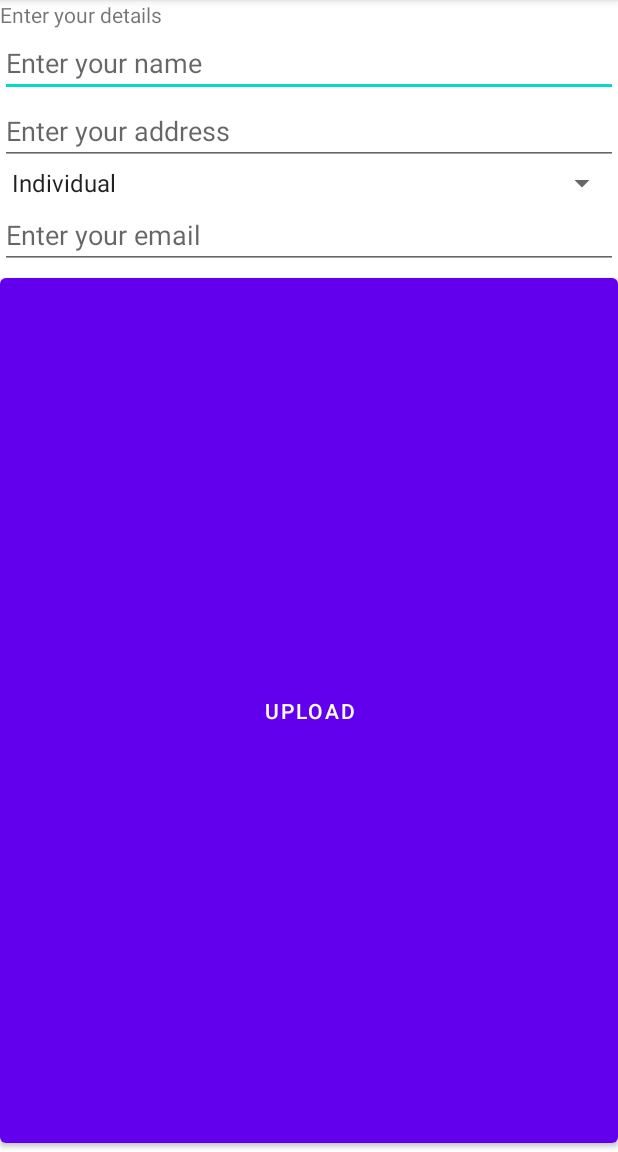
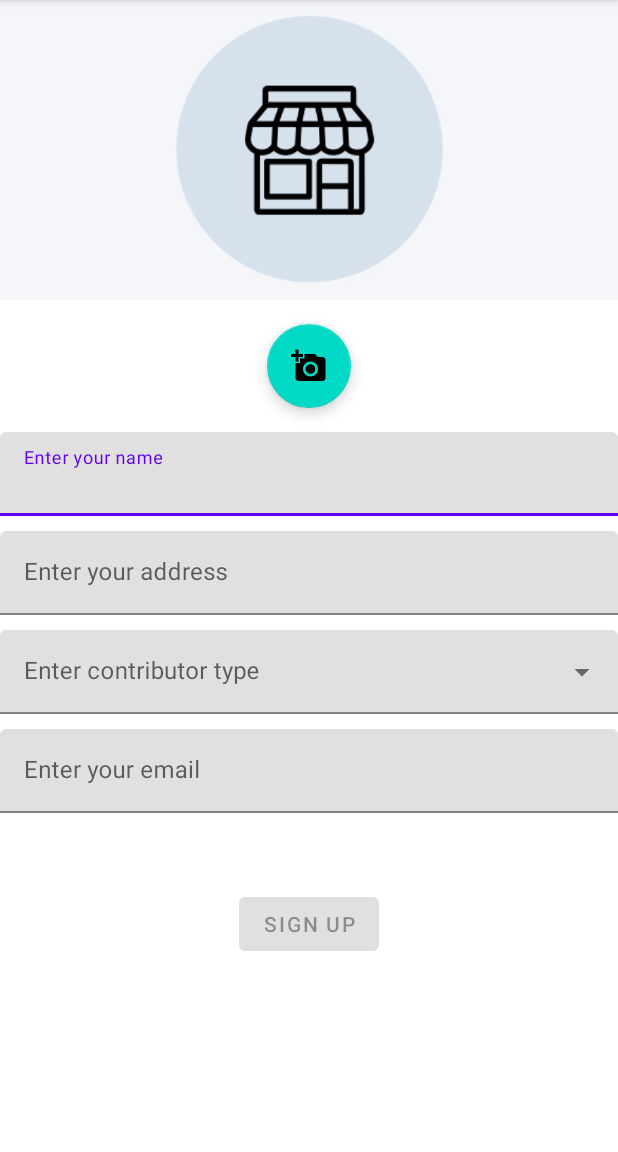
Before and after one commit to varadpanch/food4good_contributor, an Android app: the ContributerDetails screen opened directly, with no data from a screen before it, on a phone screen of 412 x 824 dp, the part 84-1236 px from its top. Run offline under Robolectric (Android 15) with nearby library versions, the phone set to English and light mode, and no system bars; our stand-ins replace Firebase (no records; nobody signed in at launch, a user with empty details on screens opened directly).

Commit message:
Signup UI

```diff
--- a/app/build.gradle
+++ b/app/build.gradle
@@ -45,5 +45,6 @@ dependencies {
     androidTestImplementation 'androidx.test.espresso:espresso-core:3.4.0'
     implementation 'com.google.android.material:material:1.2.1'
     implementation "androidx.cardview:cardview:1.0.0"
+    implementation 'com.google.android.material:material:1.5.0'
 
 }
--- a/app/src/main/AndroidManifest.xml
+++ b/app/src/main/AndroidManifest.xml
@@ -12,6 +12,9 @@
         android:roundIcon="@mipmap/ic_launcher_round"
         android:supportsRtl="true"
         android:theme="@style/Theme.My_Application">
+        <activity
+            android:name=".RewardDetails"
+            android:exported="false" />
         <activity
             android:name=".GenuineRating"
             android:exported="false" />
--- a/app/src/main/java/com/example/my_application/ContributerDetails.java
+++ b/app/src/main/java/com/example/my_application/ContributerDetails.java
@@ -15,8 +15,10 @@ import android.util.Log;
 import android.view.View;
 import android.widget.AdapterView;
 import android.widget.ArrayAdapter;
+import android.widget.AutoCompleteTextView;
 import android.widget.Button;
 import android.widget.EditText;
+import android.widget.ImageView;
 import android.widget.Spinner;
 import android.widget.Toast;
 
@@ -24,6 +26,8 @@ import com.google.android.gms.tasks.OnCompleteListener;
 import com.google.android.gms.tasks.OnFailureListener;
 import com.google.android.gms.tasks.OnSuccessListener;
 import com.google.android.gms.tasks.Task;
+import com.google.android.material.floatingactionbutton.FloatingActionButton;
+import com.google.android.material.textfield.TextInputEditText;
 import com.google.firebase.firestore.CollectionReference;
 import com.google.firebase.firestore.EventListener;
 import com.google.firebase.firestore.FirebaseFirestore;
@@ -42,11 +46,10 @@ import java.util.UUID;
 public class ContributerDetails extends AppCompatActivity {
 
     private Button signUp;
-    private EditText etName;
-    private EditText etEmail;
-    private EditText etAddress;
-    private Spinner spnTypes;
-    private Button upload;
+    private TextInputEditText  etName, etEmail, etAddress;
+    private AutoCompleteTextView spnTypes;
+    private FloatingActionButton upload;
+    private ImageView imageView;
 
     LocationManager locationManager;
     String id = "";
@@ -86,8 +89,10 @@ public class ContributerDetails extends AppCompatActivity {
         spnTypes = findViewById(R.id.spnTypes);
         upload = findViewById(R.id.btnUpload);
         signUp = findViewById(R.id.btnSignUp);
+        imageView = findViewById(R.id.imageView);
 
-        signUp.setVisibility(View.GONE);
+        //signUp.setVisibility(View.GONE);
+        signUp.setEnabled(false);
 
 
         //Getting this value from intent
@@ -285,7 +290,7 @@ public class ContributerDetails extends AppCompatActivity {
                                                     String fileLink = task.getResult().toString();
 
                                                     Log.d("Firestorage url",fileLink);
-                                                    signUp.setVisibility(View.VISIBLE);
+                                                    signUp.setEnabled(true);
                                                     imageUrl = fileLink;
                                                     progressDialog.dismiss();
 
@@ -386,7 +391,7 @@ public class ContributerDetails extends AppCompatActivity {
 
                 Log.d("Firestorage url","just clicked button after select");
                 uploadImage();
-                //imageView.setImageBitmap(bitmap);
+                imageView.setImageBitmap(bitmap);
             }
 
             catch (IOException e) {
--- a/app/src/main/java/com/example/my_application/ContributorDashboard.java
+++ b/app/src/main/java/com/example/my_application/ContributorDashboard.java
@@ -36,6 +36,9 @@ public class ContributorDashboard extends AppCompatActivity {
         rewards.setOnClickListener(new View.OnClickListener() {
             @Override
             public void onClick(View view) {
+                Intent intent = new Intent(ContributorDashboard.this, RewardDetails.class);
+                startActivity(intent);
+                finish();
 
             }
         });
--- a/app/src/main/java/com/example/my_application/ContributorOrders.java
+++ b/app/src/main/java/com/example/my_application/ContributorOrders.java
@@ -12,6 +12,7 @@ import android.widget.Toast;
 
 import com.google.android.gms.tasks.OnFailureListener;
 import com.google.android.gms.tasks.OnSuccessListener;
+import com.google.firebase.auth.FirebaseAuth;
 import com.google.firebase.firestore.CollectionReference;
 import com.google.firebase.firestore.EventListener;
 import com.google.firebase.firestore.FirebaseFirestore;
@@ -27,6 +28,7 @@ public class ContributorOrders extends AppCompatActivity {
     //Firebase database
     FirebaseFirestore db = FirebaseFirestore.getInstance();
     CollectionReference conRef = db.collection("Order");
+    String id = FirebaseAuth.getInstance().getCurrentUser().getUid();
 
     ArrayList<Order> alOrders;
 
@@ -90,7 +92,7 @@ public class ContributorOrders extends AppCompatActivity {
         rvContributorOrders.setLayoutManager(new LinearLayoutManager(ContributorOrders.this));
 
         Log.d("Orders","Inside onStart");
-        conRef.whereEqualTo("status","open").addSnapshotListener(this, new EventListener<QuerySnapshot>() {
+        conRef.whereEqualTo("status","open").whereEqualTo("c_id",id).addSnapshotListener(this, new EventListener<QuerySnapshot>() {
             @Override
             public void onEvent(@Nullable QuerySnapshot value, @Nullable FirebaseFirestoreException error) {
                 if(error!=null){
--- /dev/null
+++ b/app/src/main/res/drawable/ic_baseline_add_a_photo_24.xml
@@ -0,0 +1,10 @@
+<vector xmlns:android="http://schemas.android.com/apk/res/android"
+    android:width="24dp"
+    android:height="24dp"
+    android:viewportWidth="24"
+    android:viewportHeight="24"
+    android:tint="?attr/colorControlNormal">
+  <path
+      android:fillColor="@android:color/white"
+      android:pathData="M3,4V1h2v3h3v2H5v3H3V6H0V4H3zM6,10V7h3V4h7l1.83,2H21c1.1,0 2,0.9 2,2v12c0,1.1 -0.9,2 -2,2H5c-1.1,0 -2,-0.9 -2,-2V10H6zM13,19c2.76,0 5,-2.24 5,-5s-2.24,-5 -5,-5s-5,2.24 -5,5S10.24,19 13,19zM9.8,14c0,1.77 1.43,3.2 3.2,3.2s3.2,-1.43 3.2,-3.2s-1.43,-3.2 -3.2,-3.2S9.8,12.23 9.8,14z"/>
+</vector>
--- a/app/src/main/res/layout/activity_contributer_details.xml
+++ b/app/src/main/res/layout/activity_contributer_details.xml
@@ -8,44 +8,92 @@
     android:orientation="vertical"
     tools:context=".ContributerDetails">
 
-  <TextView
+  <ImageView
+      android:id="@+id/imageView"
+      android:layout_width="match_parent"
+      android:layout_height="200dp"
+      android:src="@drawable/store"
+      android:scaleType="centerCrop" />
+
+    <com.google.android.material.floatingactionbutton.FloatingActionButton
+        android:id="@+id/btnUpload"
         android:layout_width="wrap_content"
         android:layout_height="wrap_content"
-      android:text="Enter your details" />
+        android:layout_gravity="bottom|center"
+        android:layout_margin="16dp"
+        android:contentDescription=""
+        app:srcCompat="@drawable/ic_baseline_add_a_photo_24" />
 
-  <EditText
+
+  <com.google.android.material.textfield.TextInputLayout
+
+      android:layout_width="match_parent"
+      android:layout_height="wrap_content"
+      android:hint="Enter your name">
+
+    <com.google.android.material.textfield.TextInputEditText
         android:id="@+id/etName"
-    android:hint="Enter your name"
         android:layout_width="match_parent"
-      android:layout_height="wrap_content"></EditText>
+        android:layout_height="wrap_content"
+        />
 
-  <EditText
+  </com.google.android.material.textfield.TextInputLayout>
+
+  <com.google.android.material.textfield.TextInputLayout
+
+      android:layout_width="match_parent"
+      android:layout_height="wrap_content"
+      android:hint="Enter your address"
+      android:layout_marginTop="10dp">
+
+    <com.google.android.material.textfield.TextInputEditText
         android:id="@+id/etAddress"
-      android:hint="Enter your address"
         android:layout_width="match_parent"
-      android:layout_height="wrap_content"></EditText>
-  <Spinner
+        android:layout_height="wrap_content"
+        />
+
+  </com.google.android.material.textfield.TextInputLayout>
+
+  <com.google.android.material.textfield.TextInputLayout
+
+      style="@style/Widget.MaterialComponents.TextInputLayout.FilledBox.ExposedDropdownMenu"
+      android:layout_width="match_parent"
+      android:layout_height="wrap_content"
+      android:hint="Enter contributor type"
+      android:layout_marginTop="10dp">
+
+    <AutoCompleteTextView
         android:id="@+id/spnTypes"
         android:layout_width="match_parent"
-      android:layout_height="wrap_content" />
+        android:layout_height="wrap_content"
+        android:inputType="none"
+        />
 
-  <EditText
+  </com.google.android.material.textfield.TextInputLayout>
+
+  <com.google.android.material.textfield.TextInputLayout
+
+      android:layout_width="match_parent"
+      android:layout_height="wrap_content"
+      android:hint="Enter your email"
+      android:layout_marginTop="10dp">>
+
+    <com.google.android.material.textfield.TextInputEditText
         android:id="@+id/etEmail"
-      android:hint="Enter your email"
         android:layout_width="match_parent"
-      android:layout_height="wrap_content"></EditText>
+        android:layout_height="wrap_content"
+        />
+
+  </com.google.android.material.textfield.TextInputLayout>
+
+
 
   <Button
-      android:id="@+id/btnUpload"
-      android:layout_width="match_parent"
+      android:id="@+id/btnSignUp"
+      android:layout_width="wrap_content"
       android:layout_height="wrap_content"
-      android:layout_weight="1"
-      android:text="Upload" />
-  <Button
-      android:id="@+id/btnSignUp"
-      android:layout_width="match_parent"
-      android:layout_height="wrap_content"
-      android:layout_weight="1"
+      android:layout_marginTop="50dp"
+      android:layout_gravity="center"
       android:text="Sign Up" />
 
 
```
Also changed, not shown: app/src/main/java/com/example/my_application/RewardDetails.java (added, +79 -0 lines), app/src/main/res/drawable/ic_baseline_arrow_upward_24.xml (added, +10 -0 lines), app/src/main/res/drawable/ic_baseline_cloud_upload_24.xml (added, +10 -0 lines), app/src/main/res/layout/activity_reward_details.xml (added, +103 -0 lines), app/src/main/res/drawable/store.jpeg (added), 1 other file. Lines whose indentation alone changed are shown as unchanged.
